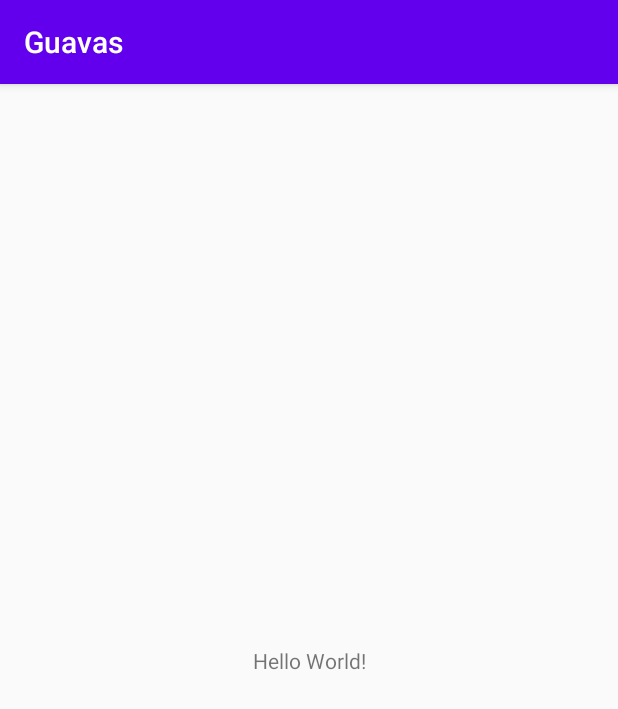
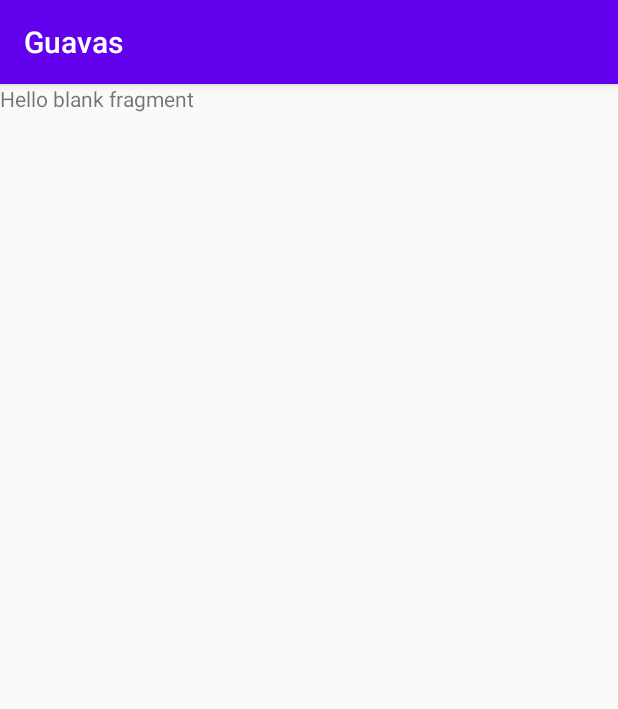
Before and after one commit to jhoong003/guavas2, an Android app: the screen it shows after launch (MainActivity), on a phone screen of 412 x 824 dp. Shown: the top 709 px of the screen. Run offline under Robolectric (Android 15) with nearby library versions, the phone set to English and light mode, and no system bars.

Commit message:
activity_main.xml is updated

```diff
--- a/app/src/main/res/layout/activity_main.xml
+++ b/app/src/main/res/layout/activity_main.xml
@@ -1,18 +1,23 @@
 <?xml version="1.0" encoding="utf-8"?>
-<androidx.constraintlayout.widget.ConstraintLayout xmlns:android="http://schemas.android.com/apk/res/android"
+<androidx.constraintlayout.widget.ConstraintLayout
+    xmlns:android="http://schemas.android.com/apk/res/android"
+    xmlns:tools="http://schemas.android.com/tools"
     xmlns:app="http://schemas.android.com/apk/res-auto"
-    xmlns:tools="http://schemas.android.com/tools"
     android:layout_width="match_parent"
     android:layout_height="match_parent"
     tools:context=".MainActivity">
 
-    <TextView
-        android:layout_width="wrap_content"
-        android:layout_height="wrap_content"
-        android:text="Hello World!"
-        app:layout_constraintBottom_toBottomOf="parent"
+
+    <fragment
+        android:id="@+id/nav_host_fragment"
+        android:name="androidx.navigation.fragment.NavHostFragment"
+        android:layout_width="0dp"
+        android:layout_height="0dp"
         app:layout_constraintLeft_toLeftOf="parent"
         app:layout_constraintRight_toRightOf="parent"
-        app:layout_constraintTop_toTopOf="parent" />
+        app:layout_constraintTop_toTopOf="parent"
+        app:layout_constraintBottom_toBottomOf="parent"
+        app:defaultNavHost="true"
+        app:navGraph="@navigation/nav_graph" />
 
 </androidx.constraintlayout.widget.ConstraintLayout>
```
